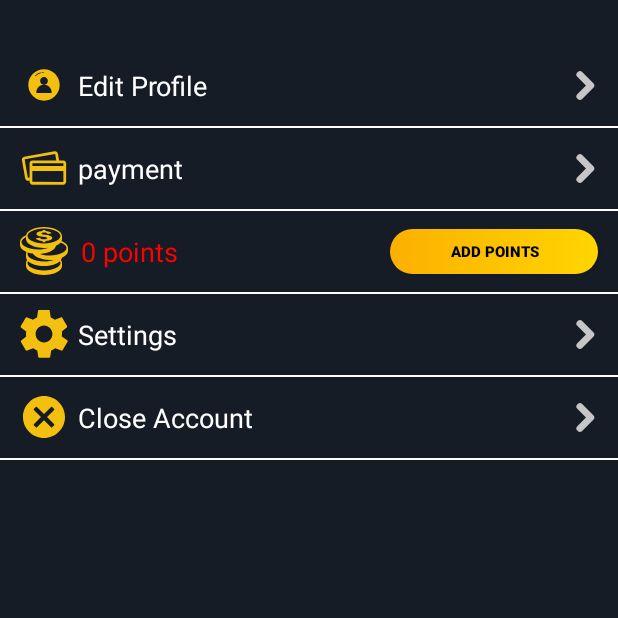
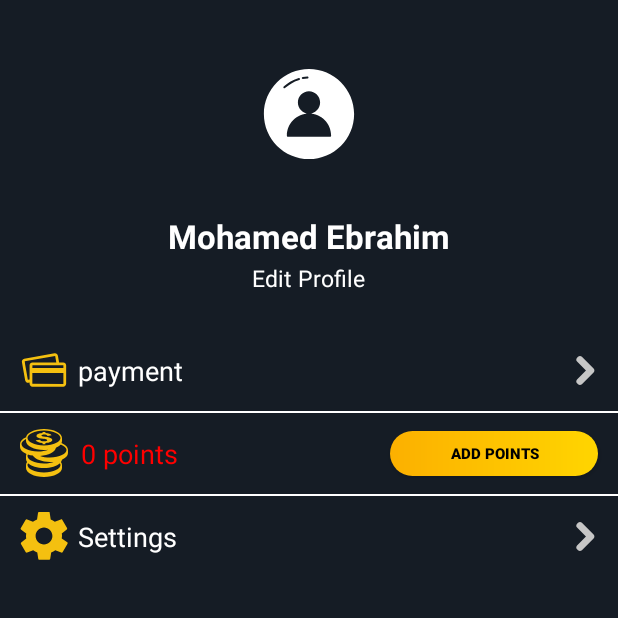
Before and after one commit to irjavdev/Android-PlexMedia-app, an Android app: the fragment ProfileFragment shown on its own in the app's theme, on a phone screen of 412 x 824 dp, the top half of it. Run offline under Robolectric (Android 15) with nearby library versions, the phone set to English and light mode, and no system bars; our stand-ins replace AdMob; 4 statements that could not run were skipped.

Commit message:
Collapse layout profile

```diff
--- a/app/src/main/java/com/vacuum/app/plex/Fragments/MainFragment/ProfileFragment.java
+++ b/app/src/main/java/com/vacuum/app/plex/Fragments/MainFragment/ProfileFragment.java
@@ -27,6 +27,7 @@ import com.vacuum.app.plex.Fragments.SettingFragment;
 import com.vacuum.app.plex.MainActivity;
 import com.vacuum.app.plex.R;
 import com.vacuum.app.plex.Splash.SplashScreen;
+import com.vacuum.app.plex.Utility.CollapsingImageLayout;
 import com.vacuum.app.plex.Utility.SingleShotLocationProvider;
 
 import java.util.List;
@@ -42,7 +43,7 @@ import static com.vacuum.app.plex.Splash.SplashScreen.MY_PREFS_NAME;
  */
 
 public class ProfileFragment extends Fragment implements View.OnClickListener, RewardedVideoAdListener {
-    LinearLayout layout_settings,layout1_editprofile,layout2_payment,layout_close_account;
+    LinearLayout layout_settings,layout2_payment;
     Button more_points;
     Context mContext;
     TextView points;
@@ -50,6 +51,7 @@ public class ProfileFragment extends Fragment implements View.OnClickListener, R
     SharedPreferences prefs;
     String ADMOB_PLEX_REWARDED_1;
 
+    CollapsingImageLayout layout1_editprofile;
 
     @Override
     public View onCreateView(LayoutInflater inflater, ViewGroup container,
@@ -59,7 +61,6 @@ public class ProfileFragment extends Fragment implements View.OnClickListener, R
         layout_settings = view.findViewById(R.id.layout_settings);
         layout1_editprofile = view.findViewById(R.id.layout1_editprofile);
         layout2_payment = view.findViewById(R.id.layout2_payment);
-        layout_close_account = view.findViewById(R.id.layout_close_account);
 
         more_points = view.findViewById(R.id.more_points);
         points = view.findViewById(R.id.points);
@@ -76,7 +77,6 @@ public class ProfileFragment extends Fragment implements View.OnClickListener, R
         more_points.setOnClickListener(this);
         layout1_editprofile.setOnClickListener(this);
         layout2_payment.setOnClickListener(this);
-        layout_close_account.setOnClickListener(this);
 
 
         // Use an activity context to get the rewarded video instance.
@@ -115,7 +115,6 @@ public class ProfileFragment extends Fragment implements View.OnClickListener, R
                 switchfragment(new EditProfile_Fragment(),EDITPORFILE_FRAGMENT_TAG);
                 break;
             case R.id.layout2_payment:
-            case R.id.layout_close_account:
                 Toast.makeText(mContext, "Go Premium!", Toast.LENGTH_SHORT).show();
                 break;
 
--- a/app/src/main/java/com/vacuum/app/plex/Splash/SignupFragment.java
+++ b/app/src/main/java/com/vacuum/app/plex/Splash/SignupFragment.java
@@ -300,7 +300,6 @@ public class SignupFragment extends Fragment implements View.OnClickListener {
             Date_of_Birth.setTextColor(Color.RED);
         } else {
             insertUser();
-
         }
     }
 
--- /dev/null
+++ b/app/src/main/java/com/vacuum/app/plex/Utility/CollapsingImageLayout.java
@@ -0,0 +1,306 @@
+package com.vacuum.app.plex.Utility;
+
+import android.annotation.TargetApi;
+import android.content.Context;
+import android.os.Build;
+import android.support.design.widget.AppBarLayout;
+import android.support.v4.view.ViewCompat;
+import android.support.v4.view.WindowInsetsCompat;
+import android.support.v7.widget.Toolbar;
+import android.util.AttributeSet;
+import android.util.Log;
+import android.view.View;
+import android.view.ViewParent;
+import android.widget.FrameLayout;
+
+import com.vacuum.app.plex.R;
+
+public class CollapsingImageLayout extends FrameLayout {
+
+    private static final String TAG = "CollapsingImageLayout";
+
+    private WindowInsetsCompat mLastInsets;
+
+    private int mImageLeftExpanded;
+
+    private int mImageTopExpanded;
+
+    private int mTitleLeftExpanded;
+
+    private int mTitleTopExpanded;
+
+    private int mSubtitleLeftExpanded;
+
+    private int mSubtitleTopExpanded;
+
+    private int mImageLeftCollapsed;
+
+    private int mImageTopCollapsed;
+
+    private int mTitleLeftCollapsed;
+
+    private int mTitleTopCollapsed;
+
+    private int mSubtitleLeftCollapsed;
+
+    private int mSubtitleTopCollapsed;
+
+    private OnOffsetChangedListener mOnOffsetChangedListener;
+
+    public CollapsingImageLayout(Context context) {
+        this(context, null);
+    }
+
+    public CollapsingImageLayout(Context context, AttributeSet attrs) {
+        this(context, attrs, 0);
+    }
+
+    public CollapsingImageLayout(Context context, AttributeSet attrs, int defStyleAttr) {
+        super(context, attrs, defStyleAttr);
+
+        mImageLeftCollapsed = getResources().getDimensionPixelOffset(R.dimen.image_left_margin_collapsed);
+        mImageTopCollapsed = getResources().getDimensionPixelOffset(R.dimen.image_top_margin_collapsed);
+        mTitleLeftCollapsed = getResources().getDimensionPixelOffset(R.dimen.title_left_margin_collapsed);
+        mTitleTopCollapsed = getResources().getDimensionPixelOffset(R.dimen.title_top_margin_collapsed);
+        mSubtitleLeftCollapsed = getResources().getDimensionPixelOffset(R.dimen.subtitle_left_margin_collapsed);
+        mSubtitleTopCollapsed = getResources().getDimensionPixelOffset(R.dimen.subtitle_top_margin_collapsed);
+
+        ViewCompat.setOnApplyWindowInsetsListener(this,
+                new android.support.v4.view.OnApplyWindowInsetsListener() {
+                    @Override
+                    public WindowInsetsCompat onApplyWindowInsets(View v, WindowInsetsCompat insets) {
+                        return setWindowInsets(insets);
+                    }
+                });
+    }
+
+    @TargetApi(21)
+    public CollapsingImageLayout(Context context, AttributeSet attrs, int defStyleAttr, int defStyleRes) {
+        super(context, attrs, defStyleAttr, defStyleRes);
+    }
+
+    @Override
+    protected void onAttachedToWindow() {
+        super.onAttachedToWindow();
+
+        // Add an OnOffsetChangedListener if possible
+        final ViewParent parent = getParent();
+        if (parent instanceof AppBarLayout) {
+            if (mOnOffsetChangedListener == null) {
+                mOnOffsetChangedListener = new OnOffsetChangedListener();
+            }
+            ((AppBarLayout) parent).addOnOffsetChangedListener(mOnOffsetChangedListener);
+        }
+
+        // We're attached, so lets request an inset dispatch
+        ViewCompat.requestApplyInsets(this);
+    }
+
+    @Override
+    protected void onDetachedFromWindow() {
+        // Remove our OnOffsetChangedListener if possible and it exists
+        final ViewParent parent = getParent();
+        if (mOnOffsetChangedListener != null && parent instanceof AppBarLayout) {
+            ((AppBarLayout) parent).removeOnOffsetChangedListener(mOnOffsetChangedListener);
+        }
+
+        super.onDetachedFromWindow();
+    }
+
+    @Override
+    protected void onLayout(boolean changed, int left, int top, int right, int bottom) {
+        super.onLayout(changed, left, top, right, bottom);
+
+        // Update our child view offset helpers
+        for (int i = 0, z = getChildCount(); i < z; i++) {
+            final View child = getChildAt(i);
+
+            if (mLastInsets != null && !ViewCompat.getFitsSystemWindows(child)) {
+                final int insetTop = mLastInsets.getSystemWindowInsetTop();
+                if (child.getTop() < insetTop) {
+                    // If the child isn't set to fit system windows but is drawing within the inset
+                    // offset it down
+                    ViewCompat.offsetTopAndBottom(child, insetTop);
+                }
+            }
+
+            getViewOffsetHelper(child).onViewLayout();
+
+            switch (child.getId()) {
+                case R.id.avatar:
+                    mImageLeftExpanded = child.getLeft();
+                    mImageTopExpanded = child.getTop();
+                    break;
+                case R.id.title:
+                    mTitleLeftExpanded = child.getLeft();
+                    mTitleTopExpanded = child.getTop();
+                    break;
+                case R.id.subtitle:
+                    mSubtitleLeftExpanded = child.getLeft();
+                    mSubtitleTopExpanded = child.getTop();
+                    break;
+            }
+        }
+    }
+
+    private WindowInsetsCompat setWindowInsets(WindowInsetsCompat insets) {
+        if (mLastInsets != insets) {
+            mLastInsets = insets;
+            requestLayout();
+        }
+        return insets.consumeSystemWindowInsets();
+    }
+
+    class OnOffsetChangedListener implements AppBarLayout.OnOffsetChangedListener {
+
+        @Override
+        public void onOffsetChanged(AppBarLayout appBarLayout, int verticalOffset) {
+
+            final int insetTop = mLastInsets != null ? mLastInsets.getSystemWindowInsetTop() : 0;
+            final int scrollRange = appBarLayout.getTotalScrollRange();
+            float offsetFactor = (float) (-verticalOffset) / (float) scrollRange;
+            final int heightDiff = getHeight() - getMinimumHeight();
+            Log.d(TAG, "onOffsetChanged(), offsetFactor = " + offsetFactor);
+
+
+            int childCount = getChildCount();
+            for (int i = 0; i < childCount; i++) {
+                View child = getChildAt(i);
+                final ViewOffsetHelper offsetHelper = getViewOffsetHelper(child);
+
+                if (child instanceof Toolbar) {
+                    if (getHeight() - insetTop + verticalOffset >= child.getHeight()) {
+                        offsetHelper.setTopAndBottomOffset(-verticalOffset); // pin
+                    }
+                }
+
+                if (child.getId() == R.id.background) {
+                    int offset = Math.round(-verticalOffset * .5F);
+                    offsetHelper.setTopAndBottomOffset(offset); // parallax
+                }
+
+                if (child.getId() == R.id.avatar) {
+
+                    float scaleFactor = 1F - offsetFactor * .5F ;
+                    child.setScaleX(scaleFactor);
+                    child.setScaleY(scaleFactor);
+
+                    int topOffset = (int) ((mImageTopCollapsed - mImageTopExpanded) * offsetFactor) - verticalOffset;
+                    int leftOffset = (int) ((mImageLeftCollapsed - mImageLeftExpanded) * offsetFactor);
+                    child.setPivotX(0);
+                    child.setPivotY(0);
+                    offsetHelper.setTopAndBottomOffset(topOffset);
+                    offsetHelper.setLeftAndRightOffset(leftOffset);
+                }
+
+                if (child.getId() == R.id.title) {
+
+                    int topOffset = (int) ((mTitleTopCollapsed - mTitleTopExpanded) * offsetFactor) - verticalOffset;
+                    int leftOffset = (int) ((mTitleLeftCollapsed - mTitleLeftExpanded) * offsetFactor);
+                    offsetHelper.setTopAndBottomOffset(topOffset);
+                    offsetHelper.setLeftAndRightOffset(leftOffset);
+                    Log.d(TAG, "onOffsetChanged(), offsetting title top = " + topOffset + ", left = " + leftOffset);
+                    Log.d(TAG, "onOffsetChanged(), offsetting title mTitleLeftCollapsed = " + mTitleLeftCollapsed + ", mTitleLeftExpanded = " + mTitleLeftExpanded);
+                }
+
+                if (child.getId() == R.id.subtitle) {
+
+                    int topOffset = (int) ((mSubtitleTopCollapsed - mSubtitleTopExpanded) * offsetFactor) - verticalOffset;
+                    int leftOffset = (int) ((mSubtitleLeftCollapsed - mSubtitleLeftExpanded) * offsetFactor);
+                    offsetHelper.setTopAndBottomOffset(topOffset);
+                    offsetHelper.setLeftAndRightOffset(leftOffset);
+                }
+            }
+        }
+    }
+
+    private static ViewOffsetHelper getViewOffsetHelper(View view) {
+        ViewOffsetHelper offsetHelper = (ViewOffsetHelper) view.getTag(R.id.view_offset_helper);
+        if (offsetHelper == null) {
+            offsetHelper = new ViewOffsetHelper(view);
+            view.setTag(R.id.view_offset_helper, offsetHelper);
+        }
+        return offsetHelper;
+    }
+
+    static class ViewOffsetHelper {
+
+        private final View mView;
+
+        private int mLayoutTop;
+        private int mLayoutLeft;
+        private int mOffsetTop;
+        private int mOffsetLeft;
+
+        public ViewOffsetHelper(View view) {
+            mView = view;
+        }
+
+        public void onViewLayout() {
+            // Now grab the intended top
+            mLayoutTop = mView.getTop();
+            mLayoutLeft = mView.getLeft();
+
+            // And offset it as needed
+            updateOffsets();
+        }
+
+        private void updateOffsets() {
+            ViewCompat.offsetTopAndBottom(mView, mOffsetTop - (mView.getTop() - mLayoutTop));
+            ViewCompat.offsetLeftAndRight(mView, mOffsetLeft - (mView.getLeft() - mLayoutLeft));
+
+            // Manually invalidate the view and parent to make sure we get drawn pre-M
+            if (Build.VERSION.SDK_INT < 23) {
+                tickleInvalidationFlag(mView);
+                final ViewParent vp = mView.getParent();
+                if (vp instanceof View) {
+                    tickleInvalidationFlag((View) vp);
+                }
+            }
+        }
+
+        private static void tickleInvalidationFlag(View view) {
+            final float y = ViewCompat.getTranslationY(view);
+            ViewCompat.setTranslationY(view, y + 1);
+            ViewCompat.setTranslationY(view, y);
+        }
+
+        /**
+         * Set the top and bottom offset for this {@link ViewOffsetHelper}'s view.
+         *
+         * @param offset the offset in px.
+         * @return true if the offset has changed
+         */
+        public boolean setTopAndBottomOffset(int offset) {
+            if (mOffsetTop != offset) {
+                mOffsetTop = offset;
+                updateOffsets();
+                return true;
+            }
+            return false;
+        }
+
+        /**
+         * Set the left and right offset for this {@link ViewOffsetHelper}'s view.
+         *
+         * @param offset the offset in px.
+         * @return true if the offset has changed
+         */
+        public boolean setLeftAndRightOffset(int offset) {
+            if (mOffsetLeft != offset) {
+                mOffsetLeft = offset;
+                updateOffsets();
+                return true;
+            }
+            return false;
+        }
+
+        public int getTopAndBottomOffset() {
+            return mOffsetTop;
+        }
+
+        public int getLeftAndRightOffset() {
+            return mOffsetLeft;
+        }
+    }
+}
--- a/app/src/main/res/layout/profile_fragment.xml
+++ b/app/src/main/res/layout/profile_fragment.xml
@@ -1,54 +1,83 @@
-<LinearLayout
-    xmlns:android="http://schemas.android.com/apk/res/android"
+<?xml version="1.0" encoding="utf-8"?>
+<android.support.design.widget.CoordinatorLayout xmlns:android="http://schemas.android.com/apk/res/android"
     xmlns:app="http://schemas.android.com/apk/res-auto"
     xmlns:tools="http://schemas.android.com/tools"
     android:layout_width="match_parent"
     android:layout_height="match_parent"
+    android:fitsSystemWindows="true"
+    tools:context="com.vacuum.app.plex.Fragments.MainFragment.ProfileFragment">
+
+    <android.support.design.widget.AppBarLayout
+        android:id="@+id/app_bar"
+        android:layout_width="match_parent"
+        android:layout_height="match_parent"
+        android:fitsSystemWindows="true"
+        android:theme="@style/AppTheme">
+
+        <com.vacuum.app.plex.Utility.CollapsingImageLayout
+            android:layout_width="match_parent"
+            android:layout_height="220dp"
+            android:minHeight="108dp"
+            android:fitsSystemWindows="true"
+            android:clickable="true"
+            android:id="@+id/layout1_editprofile"
+            android:foreground="@drawable/ripple_effect"
+            app:layout_scrollFlags="scroll|exitUntilCollapsed">
+
+            <ImageView
+                android:id="@+id/background"
+                android:layout_width="match_parent"
+                android:layout_height="match_parent"
                 android:background="@color/colorPrimaryDark"
-    android:orientation="vertical"
-    tools:context="com.vacuum.app.plex.Fragments.MainFragment.ProfileFragment">
+                android:fitsSystemWindows="true"
+                android:scaleType="centerCrop"/>
+
+
+
+            <ImageView
+                android:id="@+id/avatar"
+                android:layout_width="96dp"
+                android:layout_height="96dp"
+                android:layout_gravity="bottom|center_horizontal"
+                android:layout_marginBottom="96dp"
+                android:padding="2dp"
+                android:tint="@color/white"
+                app:srcCompat="@drawable/if_sed_10_2232321"/>
+
+            <TextView
+                android:id="@+id/title"
+                android:layout_width="wrap_content"
+                android:layout_height="wrap_content"
+                android:layout_gravity="bottom|center_horizontal"
+                android:layout_marginBottom="48dp"
+                android:textAppearance="?android:attr/textAppearanceLarge"
+                android:textStyle="bold"
+                android:textColor="@color/white"
+                android:text="Mohamed Ebrahim"/>
+
+            <TextView
+                android:id="@+id/subtitle"
+                android:layout_width="wrap_content"
+                android:layout_height="wrap_content"
+                android:layout_gravity="bottom|center_horizontal"
+                android:layout_marginBottom="24dp"
+                android:textColor="@color/white"
+                android:textSize="15sp"
+                android:textAppearance="?android:attr/textAppearanceMedium"
+                android:text="Edit Profile"/>
+
+
+        </com.vacuum.app.plex.Utility.CollapsingImageLayout>
 
         <LinearLayout
             android:layout_width="match_parent"
-        android:layout_height="54dp"
-        android:orientation="horizontal"
+            android:layout_height="match_parent"
             android:background="@color/colorPrimaryDark"
-        android:id="@+id/layout1_editprofile"
-        android:gravity="right"
-        android:layout_marginTop="30dp"
-        android:padding="10dp"
-        >
-        <ImageView
-            android:layout_width="32dp"
-            android:layout_height="32dp"
-            app:srcCompat="@drawable/if_sed_10_2232321"
-            android:layout_gravity="center"
-            android:layout_margin="3dp"
-            />
+            android:visibility="visible"
+            app:layout_scrollFlags="scroll|enterAlways"
+            app:layout_behavior="@string/appbar_scrolling_view_behavior"
+            android:orientation="vertical">
 
-        <TextView
-            android:layout_width="match_parent"
-            android:layout_height="match_parent"
-            android:layout_weight="1"
-            android:text="Edit Profile"
-            android:gravity="center_vertical"
-            android:layout_margin="3dp"
-            android:textColor="@color/white"
-            android:textSize="18sp"
-            />
-        <ImageView
-            android:layout_width="26dp"
-            android:layout_height="26dp"
-            app:srcCompat="@drawable/if_arrow_right_01_186409"
-            android:layout_gravity="center"
-            />
-
-    </LinearLayout>
-    <View
-        android:layout_width="match_parent"
-        android:layout_height="1dp"
-        android:background="@color/medium_grey"
-        />
             <LinearLayout
                 android:layout_width="match_parent"
                 android:layout_height="54dp"
@@ -104,7 +133,6 @@
                     app:srcCompat="@drawable/if_money_322468"
                     android:layout_gravity="center"
                     android:layout_margin="3dp"
-
                     />
                 <TextView
                     android:layout_width="wrap_content"
@@ -176,52 +204,13 @@
                     android:layout_gravity="center"
                     />
             </LinearLayout>
-    <View
-        android:layout_width="match_parent"
-        android:layout_height="1dp"
-        android:background="@color/medium_grey"
-        />
-    <LinearLayout
-        android:layout_width="match_parent"
-        android:layout_height="54dp"
-        android:orientation="horizontal"
-        android:background="@color/colorPrimaryDark"
-        android:id="@+id/layout_close_account"
-        android:gravity="right"
-        android:padding="10dp"
-        >
-        <ImageView
-            android:layout_width="32dp"
-            android:layout_height="32dp"
-            app:srcCompat="@drawable/if_icon_close_circled_211650"
-            android:layout_gravity="center"
-            android:layout_margin="3dp"
-            />
-
-        <TextView
-            android:layout_width="match_parent"
-            android:layout_height="match_parent"
-            android:layout_weight="1"
-            android:text="Close Account"
-            android:textColor="@color/white"
-            android:gravity="center_vertical"
-            android:layout_margin="3dp"
-            android:textSize="18sp"
-            />
-        <ImageView
-            android:layout_width="26dp"
-            android:layout_height="26dp"
-            app:srcCompat="@drawable/if_arrow_right_01_186409"
-            android:layout_gravity="center"
-            />
-    </LinearLayout>
 
 
-<View
-    android:layout_width="match_parent"
-    android:layout_height="1dp"
-    android:background="@color/medium_grey"
-    />
 
 
         </LinearLayout>
+
+    </android.support.design.widget.AppBarLayout>
+
+
+</android.support.design.widget.CoordinatorLayout>
--- a/app/src/main/res/values/dimens.xml
+++ b/app/src/main/res/values/dimens.xml
@@ -8,4 +8,11 @@
     <dimen name="activity_vertical_margin">16dp</dimen>
     <dimen name="profile_width">75dp</dimen>
     <dimen name="profile_height">75dp</dimen>
+
+    <dimen name="image_left_margin_collapsed">16dp</dimen>
+    <dimen name="image_top_margin_collapsed">64dp</dimen>
+    <dimen name="title_left_margin_collapsed">72dp</dimen>
+    <dimen name="title_top_margin_collapsed">64dp</dimen>
+    <dimen name="subtitle_left_margin_collapsed">72dp</dimen>
+    <dimen name="subtitle_top_margin_collapsed">88dp</dimen>
 </resources>
```
Also changed, not shown: app/src/main/res/drawable/cover.jpg (deleted). Lines whose indentation alone changed are shown as unchanged.
